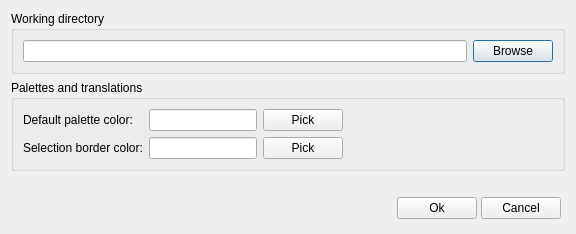
Above: source/settingsdialog.ui from diasurgical/d1-graphics-tool before the change. Below: the same form after it.
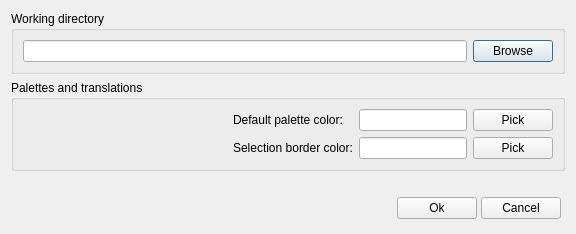
That is the form after the change.

Commit message: Implement color pick buttons in the settings dialog

Diff of the .ui file:
```diff
--- a/source/settingsdialog.ui
+++ b/source/settingsdialog.ui
@@ -61,86 +61,86 @@
       <string>Palettes and translations</string>
      </property>
      <layout class="QGridLayout" name="gridLayout">
-      <item row="1" column="0">
+      <item row="0" column="2">
+       <widget class="QLineEdit" name="defaultPaletteColorLineEdit">
+        <property name="sizePolicy">
+         <sizepolicy hsizetype="Minimum" vsizetype="Fixed">
+          <horstretch>0</horstretch>
+          <verstretch>0</verstretch>
+         </sizepolicy>
+        </property>
+        <property name="readOnly">
+         <bool>false</bool>
+        </property>
+       </widget>
+      </item>
+      <item row="1" column="1">
        <widget class="QLabel" name="paletteSelectionBorderColorLabel">
         <property name="text">
          <string>Selection border color:</string>
         </property>
        </widget>
       </item>
-      <item row="1" column="1">
-       <widget class="QLineEdit" name="paletteSelectionBorderColorLineEdit">
-        <property name="sizePolicy">
-         <sizepolicy hsizetype="Minimum" vsizetype="Fixed">
-          <horstretch>0</horstretch>
-          <verstretch>0</verstretch>
-         </sizepolicy>
-        </property>
-        <property name="readOnly">
-         <bool>false</bool>
-        </property>
-       </widget>
-      </item>
       <item row="0" column="3">
-       <spacer name="horizontalSpacer_2">
-        <property name="orientation">
-         <enum>Qt::Horizontal</enum>
+       <widget class="QPushButton" name="defaultPaletteColorPushButton">
+        <property name="text">
+         <string>Pick</string>
         </property>
-        <property name="sizeHint" stdset="0">
-         <size>
-          <width>40</width>
-          <height>20</height>
-         </size>
+       </widget>
+      </item>
+      <item row="1" column="3">
+       <widget class="QPushButton" name="paletteSelectionBorderColorPushButton">
+        <property name="text">
+         <string>Pick</string>
         </property>
-       </spacer>
+       </widget>
       </item>
       <item row="0" column="1">
-       <widget class="QLineEdit" name="defaultPaletteColorLineEdit">
-        <property name="sizePolicy">
-         <sizepolicy hsizetype="Minimum" vsizetype="Fixed">
-          <horstretch>0</horstretch>
-          <verstretch>0</verstretch>
-         </sizepolicy>
-        </property>
-        <property name="readOnly">
-         <bool>false</bool>
-        </property>
-       </widget>
-      </item>
-      <item row="0" column="0">
        <widget class="QLabel" name="defaultPaletteColorLabel">
         <property name="text">
          <string>Default palette color:</string>
         </property>
        </widget>
       </item>
-      <item row="1" column="3">
-       <spacer name="horizontalSpacer_3">
-        <property name="orientation">
-         <enum>Qt::Horizontal</enum>
-        </property>
-        <property name="sizeHint" stdset="0">
-         <size>
-          <width>40</width>
-          <height>20</height>
-         </size>
-        </property>
-       </spacer>
-      </item>
-      <item row="0" column="2">
-       <widget class="QPushButton" name="defaultPaletteColorPushButton">
-        <property name="text">
-         <string>Pick</string>
-        </property>
-       </widget>
-      </item>
       <item row="1" column="2">
-       <widget class="QPushButton" name="paletteSelectionBorderColorPushButton">
-        <property name="text">
-         <string>Pick</string>
+       <widget class="QLineEdit" name="paletteSelectionBorderColorLineEdit">
+        <property name="sizePolicy">
+         <sizepolicy hsizetype="Minimum" vsizetype="Fixed">
+          <horstretch>0</horstretch>
+          <verstretch>0</verstretch>
+         </sizepolicy>
+        </property>
+        <property name="readOnly">
+         <bool>false</bool>
         </property>
        </widget>
       </item>
+      <item row="0" column="0">
+       <spacer name="horizontalSpacer_2">
+        <property name="orientation">
+         <enum>Qt::Horizontal</enum>
+        </property>
+        <property name="sizeHint" stdset="0">
+         <size>
+          <width>40</width>
+          <height>20</height>
+         </size>
+        </property>
+       </spacer>
+      </item>
+      <item row="1" column="0">
+       <spacer name="horizontalSpacer_3">
+        <property name="orientation">
+         <enum>Qt::Horizontal</enum>
+        </property>
+        <property name="sizeHint" stdset="0">
+         <size>
+          <width>40</width>
+          <height>20</height>
+         </size>
+        </property>
+       </spacer>
+      </item>
      </layout>
     </widget>
    </item>
```
The commit also changes 3 other files.
